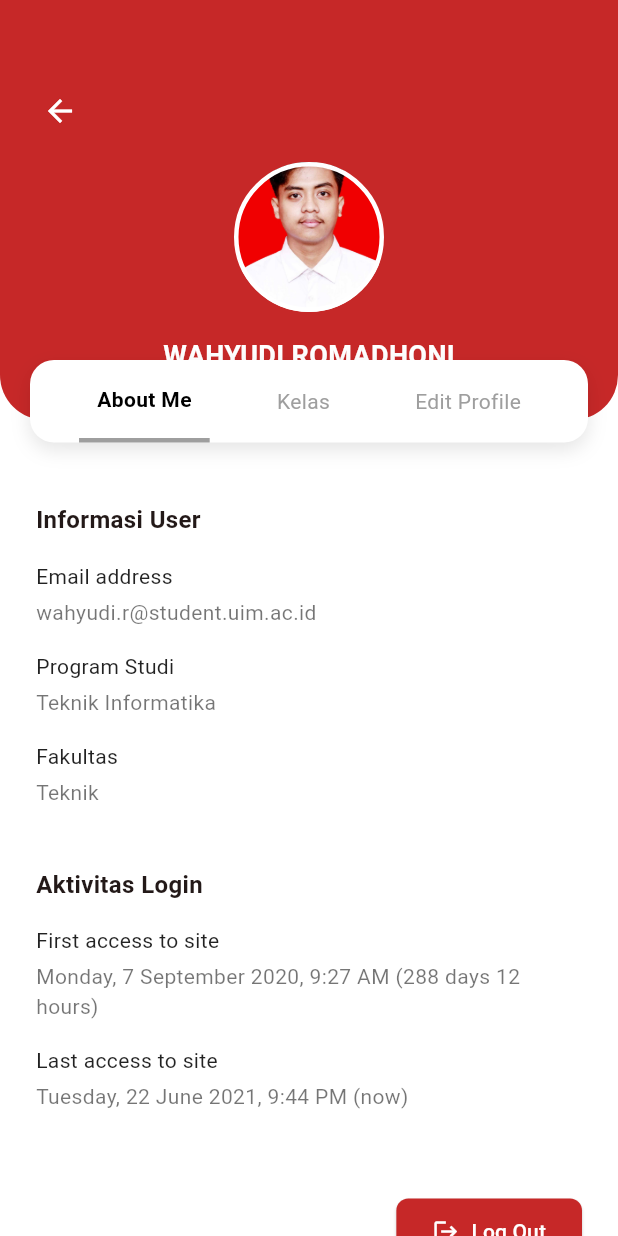
After one commit to wahyudiRomadhoni/learngapp, a Flutter app: the ProfileScreen screen opened directly, on a phone screen of 412 x 824 dp. The commit adds this screen. Run offline on Flutter 3.47's test engine with Material 3 defaults, Android fonts, the phone set to English and light mode, and no system bars.

Commit message:
membuat profil screen

```diff
--- /dev/null
+++ b/lib/screens/profile_screen.dart
@@ -0,0 +1,373 @@
+import 'package:flutter/material.dart';
+import 'login_screen.dart'; // For logout navigation
+
+class ProfileScreen extends StatefulWidget {
+  const ProfileScreen({super.key});
+
+  @override
+  State<ProfileScreen> createState() => _ProfileScreenState();
+}
+
+class _ProfileScreenState extends State<ProfileScreen> {
+  int _selectedTabIndex = 0; // 0: About Me, 1: Kelas, 2: Edit Profile
+
+  @override
+  Widget build(BuildContext context) {
+    return Scaffold(
+      backgroundColor: Colors.white,
+      body: SingleChildScrollView(
+        child: Column(
+          children: [
+            // Header Section
+            // Removed Positioned Card from here to fix hit testing
+            Stack(
+              alignment: Alignment.center,
+              children: [
+                // Red Background
+                Container(
+                  height: 280,
+                  width: double.infinity,
+                  decoration: const BoxDecoration(
+                    color: Color(0xFFC62828),
+                    borderRadius: BorderRadius.only(
+                      bottomLeft: Radius.circular(30),
+                      bottomRight: Radius.circular(30),
+                    ),
+                  ),
+                  child: Column(
+                    children: [
+                      Padding(
+                        padding: const EdgeInsets.only(top: 50, left: 16),
+                        child: Align(
+                          alignment: Alignment.centerLeft,
+                          child: IconButton(
+                            icon: const Icon(Icons.arrow_back, color: Colors.white),
+                            onPressed: () => Navigator.pop(context),
+                          ),
+                        ),
+                      ),
+                      const SizedBox(height: 10),
+                      // Profile Image
+                      Container(
+                        width: 100,
+                        height: 100,
+                        decoration: BoxDecoration(
+                          shape: BoxShape.circle,
+                          border: Border.all(color: Colors.white, width: 3),
+                          image: const DecorationImage(
+                            image: AssetImage('assets/profile_wahyudi.png'),
+                            fit: BoxFit.cover,
+                          ),
+                        ),
+                      ),
+                      const SizedBox(height: 16),
+                      // Name
+                      const Text(
+                        'WAHYUDI ROMADHONI',
+                        style: TextStyle(
+                          color: Colors.white,
+                          fontSize: 18,
+                          fontWeight: FontWeight.bold,
+                        ),
+                      ),
+                    ],
+                  ),
+                ),
+              ],
+            ),
+
+            // Floating Card (Tabs) - Moved here for interactivity
+            Transform.translate(
+              offset: const Offset(0, -40),
+              child: Container(
+                margin: const EdgeInsets.symmetric(horizontal: 20),
+                padding: const EdgeInsets.symmetric(vertical: 0),
+                decoration: BoxDecoration(
+                  color: Colors.white,
+                  borderRadius: BorderRadius.circular(16),
+                  boxShadow: [
+                    BoxShadow(
+                      color: Colors.black.withOpacity(0.1),
+                      blurRadius: 10,
+                      offset: const Offset(0, 5),
+                    ),
+                  ],
+                ),
+                child: Row(
+                  mainAxisAlignment: MainAxisAlignment.spaceEvenly,
+                  children: [
+                    _buildTabItem('About Me', 0),
+                    _buildTabItem('Kelas', 1),
+                    _buildTabItem('Edit Profile', 2),
+                  ],
+                ),
+              ),
+            ),
+
+            // Spacer adjusted
+            // Since Transform.translate moves the card visually up 40px but leaves the layout space,
+            // the content below naturally starts 40px lower than the visual bottom of the card.
+            // This acts as a 40px visual spacer.
+            // The previous 60px spacer + stack overlap was roughly 20px gap.
+            // So we technically don't need extra spacer, or maybe a small one.
+            // Let's us SizedBox(height: 0) to be safe (just using the transform gap).
+
+            // Dynamic Content
+            Padding(
+              padding: const EdgeInsets.symmetric(horizontal: 24.0),
+              child: _buildContent(),
+            ),
+             const SizedBox(height: 30),
+          ],
+        ),
+      ),
+    );
+  }
+
+  Widget _buildTabItem(String title, int index) {
+    bool isSelected = _selectedTabIndex == index;
+    return GestureDetector(
+      onTap: () {
+        setState(() {
+          _selectedTabIndex = index;
+        });
+      },
+      child: Container(
+        padding: const EdgeInsets.symmetric(vertical: 16, horizontal: 12),
+        decoration: BoxDecoration(
+           border: isSelected ? const Border(bottom: BorderSide(color: Colors.grey, width: 3)) : null,
+        ),
+        child: Text(
+          title,
+          style: TextStyle(
+            fontWeight: isSelected ? FontWeight.bold : FontWeight.normal,
+            color: isSelected ? Colors.black : Colors.grey,
+          ),
+        ),
+      ),
+    );
+  }
+
+  Widget _buildContent() {
+    switch (_selectedTabIndex) {
+      case 0:
+        return _buildAboutMeContent();
+      case 1:
+        return _buildKelasContent();
+      case 2:
+        return _buildEditProfileContent();
+      default:
+        return _buildAboutMeContent();
+    }
+  }
+
+  // --- Tab 1: About Me ---
+  Widget _buildAboutMeContent() {
+    return Column(
+      crossAxisAlignment: CrossAxisAlignment.start,
+      children: [
+        const Text(
+          'Informasi User',
+          style: TextStyle(fontSize: 16, fontWeight: FontWeight.bold),
+        ),
+        const SizedBox(height: 16),
+        _buildInfoItem('Email address', 'wahyudi.r@student.uim.ac.id'),
+        _buildInfoItem('Program Studi', 'Teknik Informatika'),
+        _buildInfoItem('Fakultas', 'Teknik'),
+        const SizedBox(height: 24),
+        const Text(
+          'Aktivitas Login',
+          style: TextStyle(fontSize: 16, fontWeight: FontWeight.bold),
+        ),
+        const SizedBox(height: 16),
+        _buildInfoItem('First access to site', 'Monday, 7 September 2020, 9:27 AM (288 days 12 hours)'),
+        _buildInfoItem('Last access to site', 'Tuesday, 22 June 2021, 9:44 PM (now)'),
+        const SizedBox(height: 40),
+        Align(
+          alignment: Alignment.centerRight,
+          child: ElevatedButton.icon(
+            onPressed: () {
+              Navigator.of(context).pushAndRemoveUntil(
+                MaterialPageRoute(builder: (context) => const LoginScreen()),
+                (Route<dynamic> route) => false
+              );
+            },
+            icon: const Icon(Icons.logout, color: Colors.white),
+            label: const Text('Log Out', style: TextStyle(color: Colors.white)),
+            style: ElevatedButton.styleFrom(
+              backgroundColor: const Color(0xFFC62828),
+              padding: const EdgeInsets.symmetric(horizontal: 24, vertical: 12),
+              shape: RoundedRectangleBorder(borderRadius: BorderRadius.circular(8)),
+            ),
+          ),
+        ),
+      ],
+    );
+  }
+
+  // --- Tab 2: Kelas ---
+  Widget _buildKelasContent() {
+    // Mock Data for Classes
+    final List<Map<String, String>> classes = [
+      {
+        'name': 'BAHASA INGGRIS: BUSINESS AND SCIENTIFIC',
+        'code': 'D4SM-41-GAB1 [ARS]',
+        'date': 'Tanggal Mulai Monday, 8 February 2021',
+      },
+      {
+        'name': 'DESAIN ANTARMUKA & PENGALAMAN PENGGUNA',
+        'code': 'D4SM-42-03 [ADY]',
+        'date': 'Tanggal Mulai Monday, 8 February 2021',
+      },
+      {
+        'name': 'KEWARGANEGARAAN',
+        'code': 'D4SM-41-GAB1 [BBO]. JUMAT 2',
+        'date': 'Tanggal Mulai Monday, 8 February 2021',
+      },
+      {
+        'name': 'OLAH RAGA D3TT-44-02 [EYR]',
+        'code': '',
+        'date': 'Tanggal Mulai Monday, 8 February 2021',
+      },
+      {
+        'name': 'PEMROGRAMAN MULTIMEDIA INTERAKTIF',
+        'code': 'D4SM-43-04 [TPR]',
+        'date': 'Tanggal Mulai Monday, 8 February 2021',
+      },
+       {
+        'name': 'PEMROGRAMAN PERANGKAT BERGERAK MULTIMEDIA',
+        'code': 'D4SM-41-GAB1 [APJ]',
+        'date': 'Tanggal Mulai Monday, 8 February 2021',
+      },
+        {
+        'name': 'SISTEM OPERASI D4SM-44-02 [DDS]',
+        'code': '',
+        'date': 'Tanggal Mulai Monday, 8 February 2021',
+      },
+    ];
+
+    return Column(
+      children: classes.map((cls) => Padding(
+        padding: const EdgeInsets.only(bottom: 20.0),
+        child: Row(
+          crossAxisAlignment: CrossAxisAlignment.start,
+          children: [
+            Container(
+              width: 50,
+              height: 50,
+              decoration: BoxDecoration(
+                color: const Color(0xFF81B3D9), // Light Blue
+                borderRadius: BorderRadius.circular(20),
+              ),
+              // Icon is not clearly visible in low res screenshot, generic rounded rect color
+            ),
+            const SizedBox(width: 16),
+            Expanded(
+              child: Column(
+                crossAxisAlignment: CrossAxisAlignment.start,
+                children: [
+                  Text(
+                    cls['name']!,
+                    style: const TextStyle(fontWeight: FontWeight.bold, fontSize: 13),
+                  ),
+                  if (cls['code']!.isNotEmpty) ...[
+                     const SizedBox(height: 2),
+                    Text(
+                      cls['code']!,
+                       style: const TextStyle(fontWeight: FontWeight.bold, fontSize: 13),
+                    ),
+                  ],
+                  const SizedBox(height: 4),
+                  Text(
+                    cls['date']!,
+                    style: const TextStyle(color: Colors.grey, fontSize: 12),
+                  ),
+                ],
+              ),
+            ),
+          ],
+        ),
+      )).toList(),
+    );
+  }
+
+  // --- Tab 3: Edit Profile ---
+  Widget _buildEditProfileContent() {
+    return Column(
+      crossAxisAlignment: CrossAxisAlignment.start,
+      children: [
+        _buildTextField('Nama Pertama'),
+        const SizedBox(height: 16),
+        _buildTextField('Nama Terakhir'),
+        const SizedBox(height: 16),
+        _buildTextField('E-mail Address'),
+        const SizedBox(height: 16),
+        _buildTextField('Negara'),
+        const SizedBox(height: 16),
+        _buildTextField('Deskripsi', maxLines: 5),
+        const SizedBox(height: 30),
+        Align(
+          alignment: Alignment.centerRight,
+          child: ElevatedButton(
+            onPressed: () {
+               // Dummy Save Action
+               ScaffoldMessenger.of(context).showSnackBar(
+                 const SnackBar(content: Text('Profil Disimpan!')),
+               );
+            },
+            style: ElevatedButton.styleFrom(
+              backgroundColor: Colors.grey[100],
+              foregroundColor: Colors.black,
+              padding: const EdgeInsets.symmetric(horizontal: 32, vertical: 12),
+               shape: RoundedRectangleBorder(borderRadius: BorderRadius.circular(8)),
+            ),
+            child: const Text('Simpan'),
+          ),
+        ),
+      ],
+    );
+  }
+
+  Widget _buildTextField(String label, {int maxLines = 1}) {
+    return Column(
+      crossAxisAlignment: CrossAxisAlignment.start,
+      children: [
+        Text(
+          label,
+          style: const TextStyle(fontWeight: FontWeight.bold, fontSize: 14),
+        ),
+        const SizedBox(height: 8),
+        TextField(
+          maxLines: maxLines,
+          decoration: InputDecoration(
+            border: OutlineInputBorder(
+              borderRadius: BorderRadius.circular(8),
+              borderSide: const BorderSide(color: Colors.grey),
+            ),
+            contentPadding: const EdgeInsets.symmetric(horizontal: 16, vertical: 12),
+          ),
+        ),
+      ],
+    );
+  }
+
+  Widget _buildInfoItem(String label, String value) {
+    return Padding(
+      padding: const EdgeInsets.only(bottom: 16.0),
+      child: Column(
+        crossAxisAlignment: CrossAxisAlignment.start,
+        children: [
+          Text(
+            label,
+            style: const TextStyle(fontSize: 14, color: Colors.black87),
+          ),
+          const SizedBox(height: 4),
+          Text(
+            value,
+            style: const TextStyle(fontSize: 14, color: Colors.black54),
+          ),
+        ],
+      ),
+    );
+  }
+}
```
Also changed, not shown: lib/screens/dashboard_screen.dart (+17 -5 lines), assets/profile_wahyudi.png (added).
